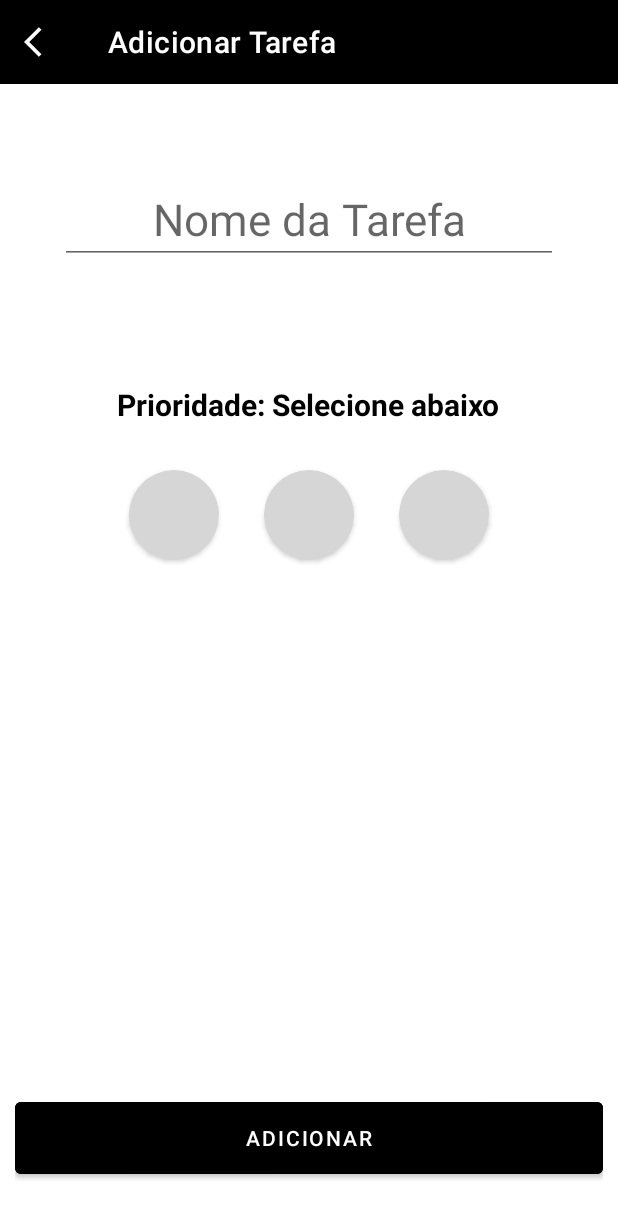
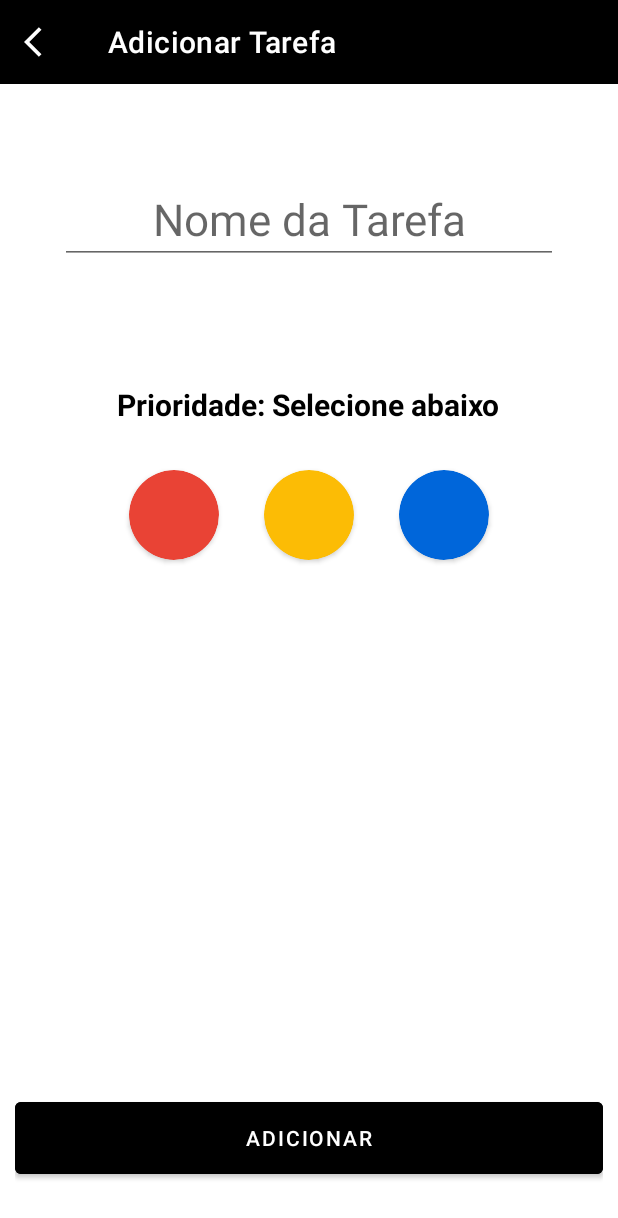
Before and after one commit to BrunoRibeirods/Tasks-app, an Android app: the TaskAddFragment screen opened through its navigation route, on a phone screen of 412 x 824 dp. Shown: the top 1218 px of the screen. Run offline under Robolectric (Android 15) with nearby library versions, the phone set to English and light mode, and no system bars; our stand-ins replace Room's generated code.

Commit message:
New Colors

```diff
--- a/app/src/main/res/values/colors.xml
+++ b/app/src/main/res/values/colors.xml
@@ -7,4 +7,12 @@
     <color name="teal_700">#FF018786</color>
     <color name="black">#FF000000</color>
     <color name="white">#FFFFFFFF</color>
+
+
+
+
+    <color name="red">#e94335</color>
+    <color name="yellow">#fcbc05</color>
+    <color name="blue">#0066da</color>
+    <color name="green">#34a853</color>
 </resources>
```
